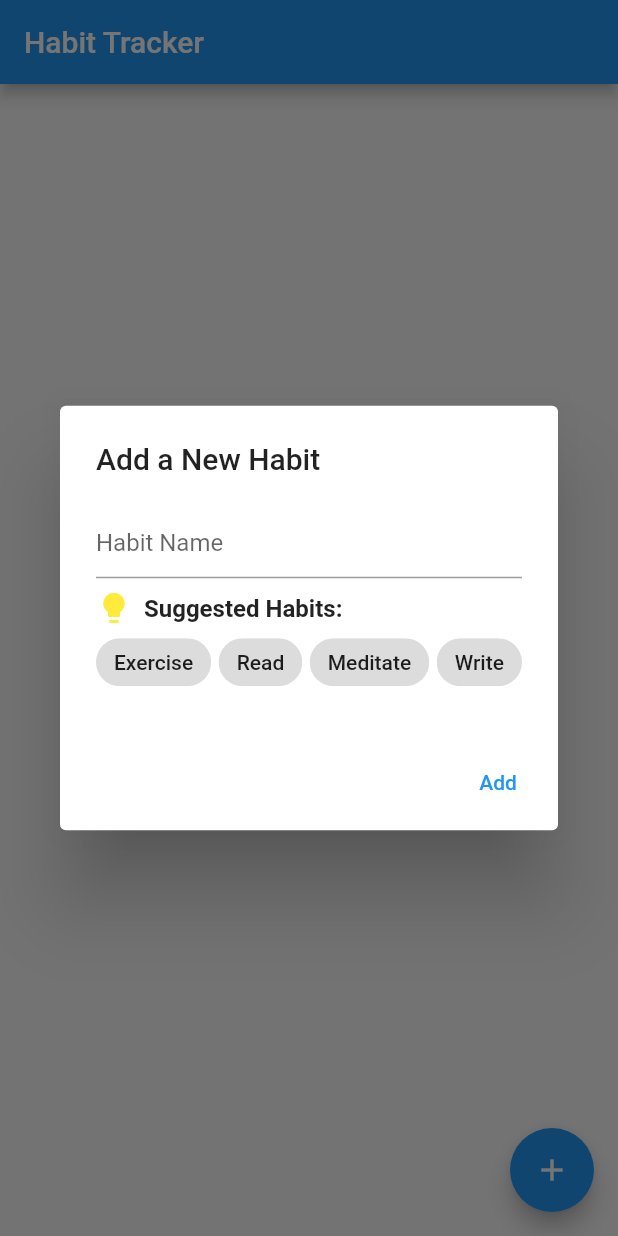
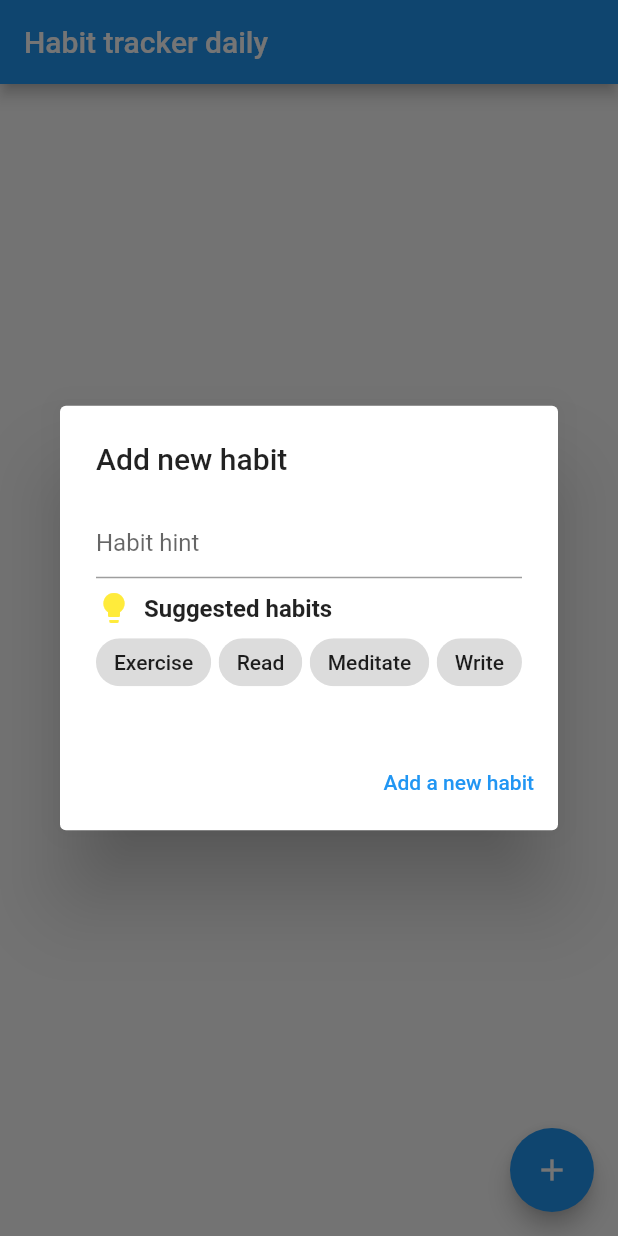
Before and after one commit to benboi8/habit-tracker, a Flutter app: the HabitTrackerPage screen opened directly, after a tap on the "add" icon, on a phone screen of 412 x 824 dp. Run offline on Flutter 3.47's test engine with Material 2 defaults, Android fonts, the phone set to English and light mode, and no system bars; generated files the repository leaves out were written again.

```diff
--- /dev/null
+++ b/l10n.yaml
@@ -0,0 +1,3 @@
+arb-dir: lib/l10n
+template-arb-file: app_en.arb
+output-localization-file: app_localizations.dart
--- a/lib/asset_manager.dart
+++ b/lib/asset_manager.dart
@@ -1,3 +1,4 @@
+import 'package:flutter_gen/gen_l10n/app_localizations.dart';
 import 'dart:convert';
 import 'package:flutter/foundation.dart';
 import 'package:flutter/material.dart';
--- a/lib/habit.dart
+++ b/lib/habit.dart
@@ -1,3 +1,4 @@
+import 'package:flutter_gen/gen_l10n/app_localizations.dart';
 import 'package:flutter/material.dart';
 import 'asset_manager.dart';
 
@@ -20,7 +21,7 @@ class Habit {
       name,
       false, // Default value for isCompleted
       "No Description", // Default value for description
-      const Icon(Icons.star), // Default value for icon
+      const Icon(Icons.star, size: 48,), // Default value for icon
       "Never", // Default value for notificationTime
       'None', // Default value for miscData
     );
@@ -30,7 +31,7 @@ class Habit {
 class HabitDetailPage extends StatefulWidget {
   final Habit habit;
 
-  const HabitDetailPage({super.key, required this.habit});
+  const HabitDetailPage({Key? key, required this.habit}) : super(key: key);
 
   @override
   HabitDetailPageState createState() => HabitDetailPageState();
@@ -48,6 +49,9 @@ class HabitDetailPageState extends State<HabitDetailPage> {
 
   @override
   Widget build(BuildContext context) {
+    TextEditingController nameController = TextEditingController(text: habit.name);
+    TextEditingController descriptionController = TextEditingController(text: habit.name);
+
     return Scaffold(
       appBar: AppBar(
         title: Text(habit.name),
@@ -61,17 +65,44 @@ class HabitDetailPageState extends State<HabitDetailPage> {
               children: [
                 habit.icon,
                 const SizedBox(width: 8),
-                Text(habit.name, style: const TextStyle(fontSize: 20, fontWeight: FontWeight.bold)),
+                // Display the name as a TextField
+                Flexible(
+                  child: TextField(
+                    decoration: InputDecoration(
+                      labelText: AppLocalizations.of(context)!.habitName,
+                    ),
+                    controller: nameController,
+                    onSubmitted: (value) {
+                      // Update the habit name when text changes
+                      setState(() {
+                        habit.name = value;
+                      });
+                    },
+                  ),
+                ),
               ],
             ),
             const SizedBox(height: 16),
-            const Text('Description:', style: TextStyle(fontWeight: FontWeight.bold)),
-            Text(habit.description),
+            Text(AppLocalizations.of(context)!.habitDescription, style: const TextStyle(fontWeight: FontWeight.bold)),
             const SizedBox(height: 16),
-            const Text('Notification Time:', style: TextStyle(fontWeight: FontWeight.bold)),
+            // Display the description as a TextField
+            TextField(
+              decoration: InputDecoration(
+                labelText: AppLocalizations.of(context)?.habitDescription,
+              ),
+              controller: descriptionController,
+              onSubmitted: (value) {
+                // Update the habit description when text changes
+                setState(() {
+                  habit.description = value;
+                });
+              },
+            ),
+            const SizedBox(height: 16),
+            Text(AppLocalizations.of(context)!.habitNotificationTime, style: const TextStyle(fontWeight: FontWeight.bold)),
             Text(habit.notificationTime),
             const SizedBox(height: 16),
-            const Text('Misc Data:', style: TextStyle(fontWeight: FontWeight.bold)),
+            Text(AppLocalizations.of(context)!.habitMiscData, style: const TextStyle(fontWeight: FontWeight.bold)),
             Text(habit.miscData),
           ],
         ),
@@ -79,6 +110,7 @@ class HabitDetailPageState extends State<HabitDetailPage> {
     );
   }
 }
+
 
 class HabitTrackerPage extends StatefulWidget {
   const HabitTrackerPage({super.key});
@@ -131,7 +163,7 @@ class HabitTrackerPageState extends State<HabitTrackerPage> {
 
     return Scaffold(
       appBar: AppBar(
-        title: const Text('Habit Tracker'),
+        title: Text(AppLocalizations.of(context)!.appTitle),
       ),
       body: GridView.builder(
         gridDelegate: const SliverGridDelegateWithFixedCrossAxisCount(
@@ -162,28 +194,28 @@ class HabitTrackerPageState extends State<HabitTrackerPage> {
             context: context,
             builder: (BuildContext context) {
               return AlertDialog(
-                title: const Text('Add a New Habit'),
+                title: Text(AppLocalizations.of(context)!.addNewHabit),
                 content: Column(
                   mainAxisSize: MainAxisSize.min,
                   children: <Widget>[
                     TextField(
                       controller: habitController,
                       textCapitalization: TextCapitalization.sentences, // Auto-capitalize first letter
-                      decoration: const InputDecoration(
-                        hintText: 'Habit Name',
+                      decoration: InputDecoration(
+                        hintText: AppLocalizations.of(context)!.habitHint,
                       ),
                     ),
                     suggestedNames.isNotEmpty
                         ? const SizedBox(height: 8)
                         : Container(),
                     suggestedNames.isNotEmpty
-                        ? const Row(
+                        ? Row(
                             children: <Widget>[
-                              Icon(Icons.lightbulb, color: Colors.yellow),
-                              SizedBox(width: 8),
-                              Text('Suggested Habits:',
+                              const Icon(Icons.lightbulb, color: Colors.yellow),
+                              const SizedBox(width: 8),
+                              Text(AppLocalizations.of(context)!.suggestedHabits,
                                   style:
-                                      TextStyle(fontWeight: FontWeight.bold)),
+                                      const TextStyle(fontWeight: FontWeight.bold)),
                             ],
                           )
                         : Container(),
@@ -204,7 +236,7 @@ class HabitTrackerPageState extends State<HabitTrackerPage> {
                       }
                       Navigator.of(context).pop();
                     },
-                    child: const Text('Add'),
+                    child: Text(AppLocalizations.of(context)!.addHabit),
                   ),
                 ],
               );
--- /dev/null
+++ b/lib/l10n/app_en.arb
@@ -0,0 +1,42 @@
+{
+  "habitDescription": "Description",
+  "@habitDescription":  {
+    "description":  "Habit Description"
+  },
+  "habitNotificationTime": "Notification time",
+  "@habitNotificationTime":  {
+    "description":  "Habit notification time"
+  },
+  "habitMiscData":  "Misc data",
+  "@habitMiscData":  {
+    "description":  "Habit misc data"
+  },
+  "addNewHabit": "Add new habit",
+  "@addNewHabit":  {
+    "description":  "Add a new habit"
+  },
+  "habitHint":  "Habit hint",
+  "@habitHint":  {
+    "description":  "Add a habit hint"
+  },
+  "suggestedHabits": "Suggested habits",
+  "@suggestedHabits":  {
+    "description":  "Suggested habits"
+  },
+  "addHabit":  "Add a new habit",
+  "@addHabit":  {
+    "description": "Add a habit"
+  },
+  "appTitle":  "Habit tracker daily",
+  "@appTitle": {
+    "description":  "App Title"
+  },
+  "googleSignIn": "Sign in with google",
+  "@googleSignIn":  {
+    "description":  "Sign in with google"
+  },
+  "habitName": "Habit name",
+  "@habitName":  {
+    "description":  "Habit name"
+  }
+}
--- a/lib/navigation_manager.dart
+++ b/lib/navigation_manager.dart
@@ -1,3 +1,4 @@
+import 'package:flutter_gen/gen_l10n/app_localizations.dart';
 import 'package:flutter/material.dart';
 
 class NavigationManager {
--- a/lib/notification_manager.dart
+++ b/lib/notification_manager.dart
@@ -1,3 +1,5 @@
+import 'package:flutter_gen/gen_l10n/app_localizations.dart';
+
 class NotificationManager {
 
 }
--- a/pubspec.yaml
+++ b/pubspec.yaml
@@ -10,6 +10,9 @@ environment:
 dependencies:
   flutter:
     sdk: flutter
+  flutter_localizations:
+    sdk: flutter
+  intl: any
 
   cupertino_icons: ^1.0.2
   google_sign_in: ^6.1.5
@@ -20,6 +23,7 @@ dev_dependencies:
   flutter_lints: ^2.0.0
 
 flutter:
+  generate: true
   uses-material-design: true
 
   assets:
```
Also changed, not shown: lib/main.dart (+7 -5 lines), pubspec.lock.
